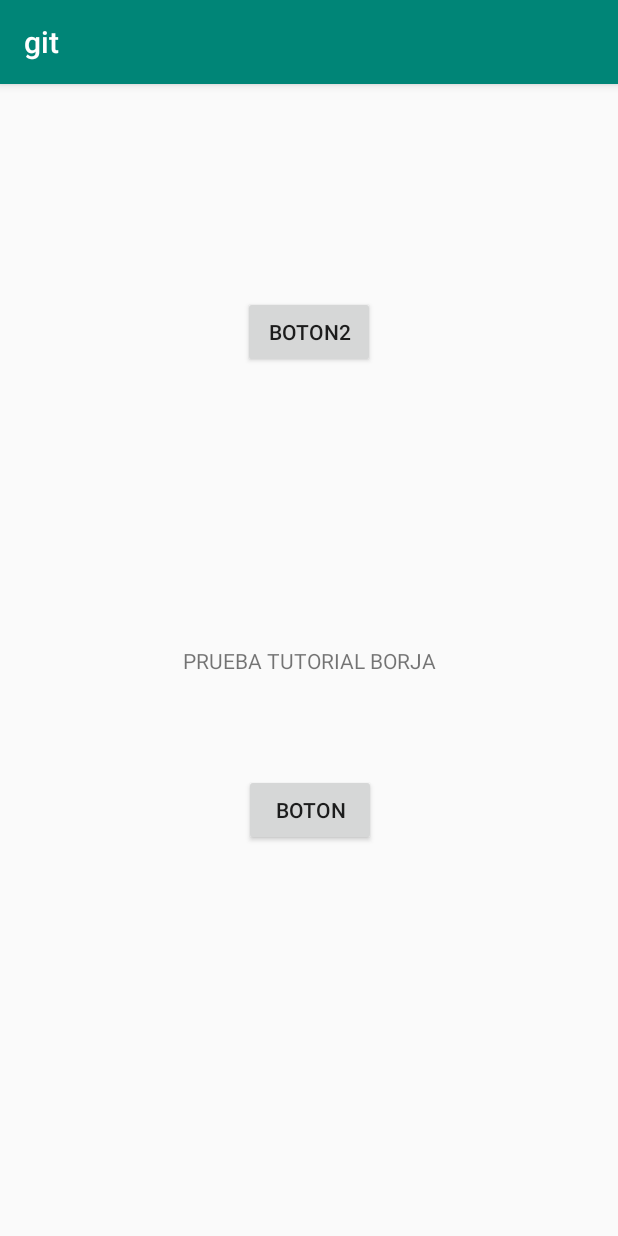
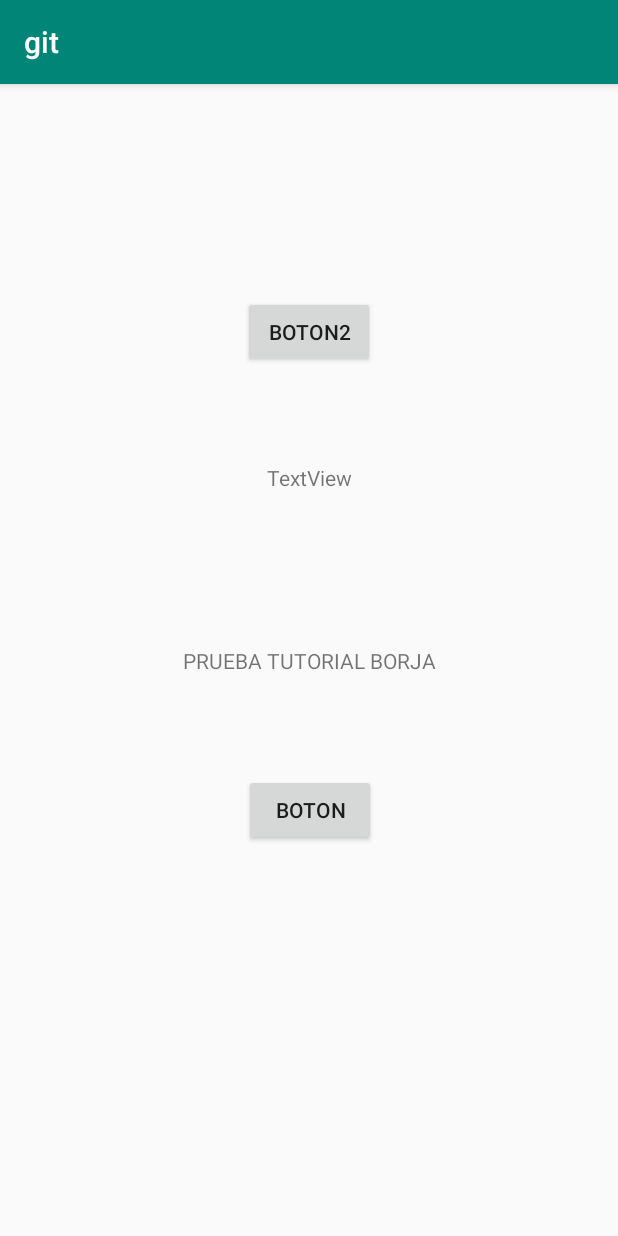
Before and after one commit to rootmsi/android-pruebas, an Android app: the screen it shows after launch (MainActivity), on a phone screen of 412 x 824 dp. Run offline under Robolectric (Android 15) with nearby library versions, the phone set to English and light mode, and no system bars.

```diff
--- a/app/src/main/res/layout/activity_main.xml
+++ b/app/src/main/res/layout/activity_main.xml
@@ -44,4 +44,18 @@
         app:layout_constraintStart_toStartOf="parent"
         app:layout_constraintTop_toTopOf="parent" />
 
+    <TextView
+        android:id="@+id/textView2"
+        android:layout_width="wrap_content"
+        android:layout_height="wrap_content"
+        android:layout_marginStart="178dp"
+        android:layout_marginLeft="178dp"
+        android:layout_marginTop="63dp"
+        android:layout_marginEnd="178dp"
+        android:layout_marginRight="178dp"
+        android:text="TextView"
+        app:layout_constraintEnd_toEndOf="parent"
+        app:layout_constraintStart_toStartOf="parent"
+        app:layout_constraintTop_toBottomOf="@+id/button2" />
+
 </androidx.constraintlayout.widget.ConstraintLayout>
```
